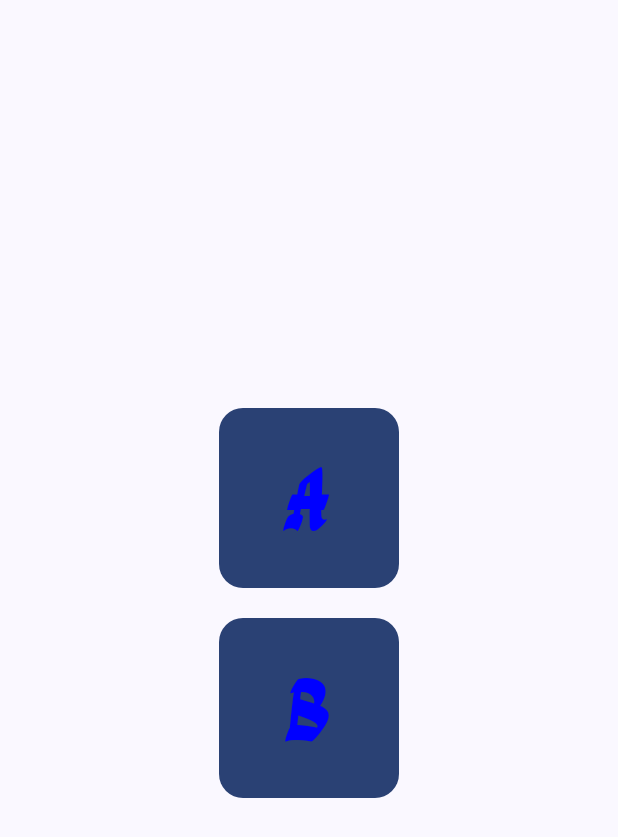
After one commit to azatdundar/EducationalGamesForKids, an Android app built with Jetpack Compose: the composable AlphabetScreen shown on its own in the app's theme, on a phone screen of 412 x 824 dp. The commit adds this screen. Shown: the top 837 px of the screen. Run offline under Robolectric (Android 15) with nearby library versions, the phone set to English and light mode, and no system bars.

Commit message:
A screen for the alphabet is created.

```diff
--- /dev/null
+++ b/app/src/main/java/com/azatdundar/educationalgamesforkids/AlphabetScreen.kt
@@ -0,0 +1,79 @@
+package com.azatdundar.educationalgamesforkids
+
+import androidx.compose.foundation.layout.Arrangement
+import androidx.compose.foundation.layout.Column
+import androidx.compose.foundation.layout.Spacer
+import androidx.compose.foundation.layout.fillMaxSize
+import androidx.compose.foundation.layout.padding
+import androidx.compose.foundation.layout.size
+import androidx.compose.foundation.shape.RoundedCornerShape
+import androidx.compose.material3.Button
+import androidx.compose.material3.Surface
+import androidx.compose.material3.Text
+import androidx.compose.runtime.Composable
+import androidx.compose.ui.Alignment
+import androidx.compose.ui.Modifier
+import androidx.compose.ui.graphics.Color
+import androidx.compose.ui.input.pointer.util.VelocityTrackerStrategyUseImpulse
+
+import androidx.compose.ui.text.font.Font
+import androidx.compose.ui.text.font.FontFamily
+import androidx.compose.ui.tooling.preview.Preview
+import androidx.compose.ui.unit.dp
+import androidx.compose.ui.unit.sp
+
+enum class TextColors{
+    RED,
+    GREEN,
+    WHITE,
+    YELLOW
+}
+
+@Composable
+fun AlphabetScreen(){
+    Surface(modifier = Modifier.fillMaxSize()) {
+        Column(horizontalAlignment = Alignment.CenterHorizontally,
+                verticalArrangement = Arrangement.Center
+            ) {
+            LetterButton(letter = "A")
+            LetterButton(letter = "B")
+
+        }
+    }
+
+}
+
+
+@Composable
+fun LetterButton(letter : String){
+    Button(modifier = Modifier.size(120.dp),
+        shape = RoundedCornerShape(16.dp),
+        onClick = {
+            //*TODO*
+        })
+    {
+        LetterText(letter = letter)
+    }
+
+    Spacer(Modifier.padding(10.dp))
+}
+
+@Composable
+fun LetterText(letter : String){
+    val gaamliFontFamily = FontFamily(
+        Font(R.font.gaamli)
+    )
+
+
+
+    Text(text = letter, fontSize = 60.sp,
+        fontFamily = gaamliFontFamily,
+        color = Color.Blue
+        )
+}
+
+@Preview(showBackground = true, name = "Alphabet Screen Preview")
+@Composable
+fun PreviewAlphabetScreen() {
+    AlphabetScreen()
+}
--- a/app/src/main/java/com/azatdundar/educationalgamesforkids/MathScreen.kt
+++ b/app/src/main/java/com/azatdundar/educationalgamesforkids/MathScreen.kt
@@ -46,8 +46,6 @@ fun MathScreen(navController: NavHostController) {
     var questionNumber  by remember { mutableStateOf(0) }
     val questions = Array(30) {""}
     val answers = Array(30){0}
-
-
 
 
     for(i in 0..29){
```
